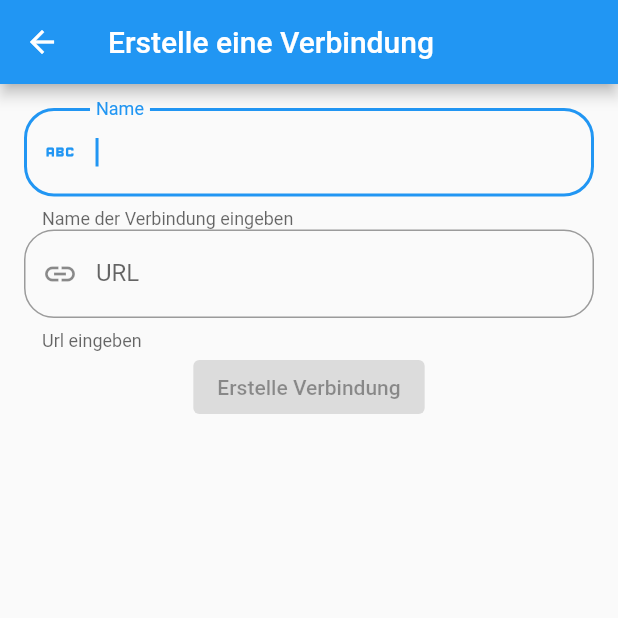
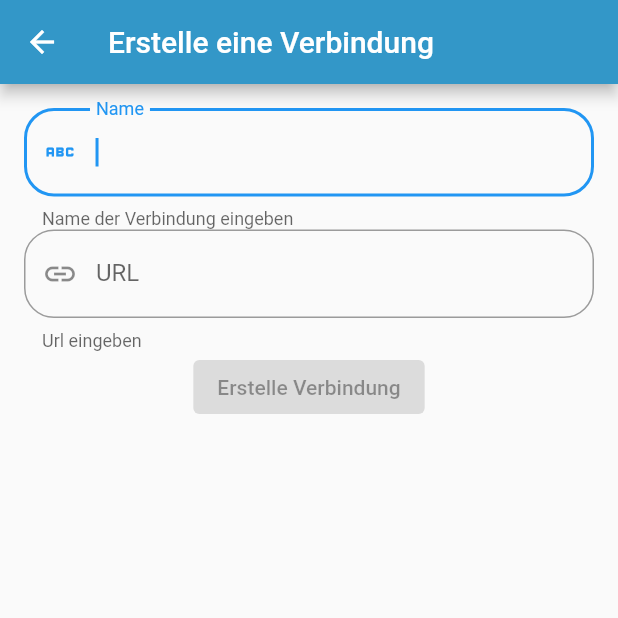
Before and after one commit to itavero-em/mobile_flutter, a Flutter app: the ConnectionListScreen screen opened directly, after a tap on the "add" icon, on a phone screen of 412 x 824 dp, the top half of it. Run offline on Flutter 3.47's test engine with Material 2 defaults, Android fonts, the phone set to English and light mode, and no system bars; our stand-ins replace flutter_local_notifications, flutter_platform_widgets, flutter_slidable, package_info_plus, permission_handler, settings_ui and 2 more; missing offline and left inert: scandit_flutter_datacapture_barcode, scandit_flutter_datacapture_core; accounts and stored records are empty.

Commit message:
App-Bar in anderen Screens angepasst (gleiche Farbe)

```diff
--- a/lib/main.dart
+++ b/lib/main.dart
@@ -34,7 +34,7 @@ class ItaveroMobile extends StatelessWidget {
   const ItaveroMobile({Key? key}) : super(key: key);
 
   static const String _title = 'itavero mobile app';
-  static const Color _itacolor = Color(0xff3397c8);
+  static const Color itacolor = Color(0xff3397c8);
 
   @override
   Widget build(BuildContext context) {
@@ -98,7 +98,7 @@ class _MobileAppState extends State<MobileApp> {
               alignment: Alignment.topLeft,
             ),
             centerTitle: true,
-            backgroundColor: ItaveroMobile._itacolor),
+            backgroundColor: ItaveroMobile.itacolor),
       ),
       body: _pages.elementAt(_selectedIndex),
       bottomNavigationBar: BottomNavigationBar(
@@ -123,7 +123,7 @@ class _MobileAppState extends State<MobileApp> {
           ),
         ],
         currentIndex: _selectedIndex,
-        selectedItemColor: ItaveroMobile._itacolor,
+        selectedItemColor: ItaveroMobile.itacolor,
         onTap: _onItemTapped,
       ),
     );
--- a/lib/screens/connections/connection_create_screen.dart
+++ b/lib/screens/connections/connection_create_screen.dart
@@ -2,6 +2,8 @@ import 'package:flutter/material.dart';
 import 'package:itavero_mobile/models/connection_model.dart';
 import 'package:itavero_mobile/provider/settings_provider.dart';
 import 'package:provider/provider.dart';
+
+import '../../main.dart';
 
 class ConnectionCreateScreen extends StatefulWidget {
   const ConnectionCreateScreen({Key? key}) : super(key: key);
@@ -43,6 +45,7 @@ class _ConnectionCreateView extends State<ConnectionCreateScreen> {
     return Scaffold(
       appBar: AppBar(
         title: const Text('Erstelle eine Verbindung'),
+          backgroundColor: ItaveroMobile.itacolor,
       ),
       body: Padding(
         padding: const EdgeInsets.all(16.0),
--- a/lib/screens/connections/connection_edit_screen.dart
+++ b/lib/screens/connections/connection_edit_screen.dart
@@ -2,6 +2,8 @@ import 'package:flutter/material.dart';
 import 'package:itavero_mobile/models/connection_model.dart';
 import 'package:itavero_mobile/provider/settings_provider.dart';
 import 'package:provider/provider.dart';
+
+import '../../main.dart';
 
 
 class ConnectionEditScreen extends StatefulWidget {
@@ -26,6 +28,7 @@ class _ConnectionCreateView extends State<ConnectionEditScreen> {
     return Scaffold(
       appBar: AppBar(
         title: Text('Verbindung bearbeiten'),
+          backgroundColor: ItaveroMobile.itacolor,
       ),
       body: Padding(
         padding: const EdgeInsets.all(16.0),
--- a/lib/screens/connections/connection_list_screen.dart
+++ b/lib/screens/connections/connection_list_screen.dart
@@ -4,6 +4,8 @@ import 'package:itavero_mobile/provider/settings_provider.dart';
 import 'package:itavero_mobile/screens/connections/connection_create_screen.dart';
 import 'package:itavero_mobile/screens/connections/connection_edit_screen.dart';
 import 'package:provider/provider.dart';
+
+import '../../main.dart';
 
 class ConnectionListScreen extends StatefulWidget {
   const ConnectionListScreen({Key? key}) : super(key: key);
@@ -20,6 +22,8 @@ class _ConnectionListScreenState extends State<ConnectionListScreen> {
     return Scaffold(
       appBar: AppBar(
         title: Text('Verbindungen'),
+          backgroundColor: ItaveroMobile.itacolor,
+
       ),
       body: settingsProvider.verbindungen.isEmpty
           ? const Center(
```
